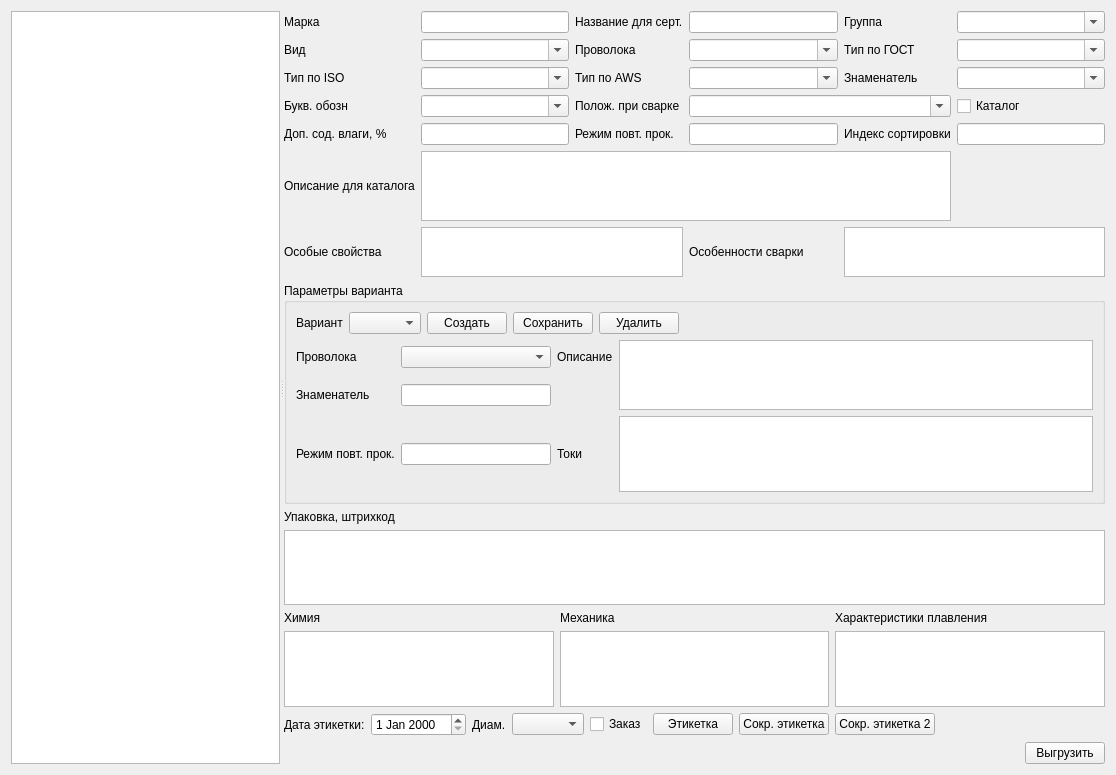
The window that formmark.ui (Sergeyego/el_sert) describes before a commit, drawn with Qt 5.
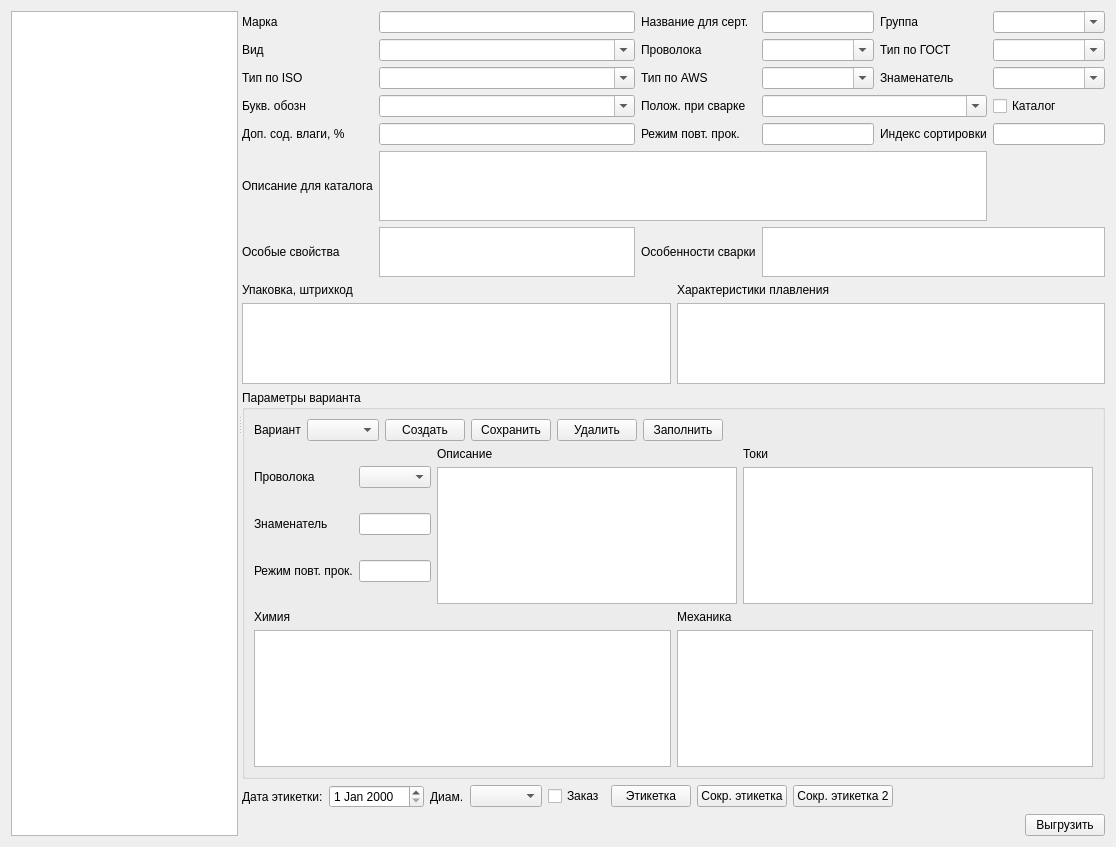
The same window after the commit. Custom widgets are drawn as their Qt base class.

Patch:
```diff
--- a/formmark.ui
+++ b/formmark.ui
@@ -7,7 +7,7 @@
     <x>0</x>
     <y>0</y>
     <width>1116</width>
-    <height>775</height>
+    <height>847</height>
    </rect>
   </property>
   <property name="windowTitle">
@@ -269,7 +269,7 @@
            </property>
           </widget>
          </item>
-         <item row="6" column="1" colspan="2">
+         <item row="6" column="1">
           <widget class="QPlainTextEdit" name="plainTextEditDescrSpec">
            <property name="maximumSize">
             <size>
@@ -279,7 +279,7 @@
            </property>
           </widget>
          </item>
-         <item row="6" column="3">
+         <item row="6" column="2">
           <widget class="QLabel" name="label_22">
            <property name="sizePolicy">
             <sizepolicy hsizetype="Maximum" vsizetype="Preferred">
@@ -292,7 +292,7 @@
            </property>
           </widget>
          </item>
-         <item row="6" column="4" colspan="2">
+         <item row="6" column="3" colspan="3">
           <widget class="QPlainTextEdit" name="plainTextEditDescrFeature">
            <property name="maximumSize">
             <size>
@@ -304,12 +304,44 @@
          </item>
         </layout>
        </item>
+       <item>
+        <layout class="QHBoxLayout" name="horizontalLayout_3">
+         <item>
+          <layout class="QVBoxLayout" name="verticalLayout_3">
+           <item>
+            <widget class="QLabel" name="label_24">
+             <property name="text">
+              <string>Упаковка, штрихкод</string>
+             </property>
+            </widget>
+           </item>
+           <item>
+            <widget class="DbViewer" name="tableViewPack"/>
+           </item>
+          </layout>
+         </item>
+         <item>
+          <layout class="QVBoxLayout" name="verticalLayout_7">
+           <item>
+            <widget class="QLabel" name="label_23">
+             <property name="text">
+              <string>Характеристики плавления</string>
+             </property>
+            </widget>
+           </item>
+           <item>
+            <widget class="DbViewer" name="tableViewPlav"/>
+           </item>
+          </layout>
+         </item>
+        </layout>
+       </item>
        <item>
         <widget class="QGroupBox" name="groupBoxVar">
          <property name="title">
           <string>Параметры варианта</string>
          </property>
-         <layout class="QVBoxLayout" name="verticalLayout_8">
+         <layout class="QVBoxLayout" name="verticalLayout_9">
           <item>
            <layout class="QHBoxLayout" name="horizontalLayout_6">
             <item>
@@ -343,6 +375,13 @@
               </property>
              </widget>
             </item>
+            <item>
+             <widget class="QPushButton" name="pushButtonCopy">
+              <property name="text">
+               <string>Заполнить</string>
+              </property>
+             </widget>
+            </item>
             <item>
              <spacer name="horizontalSpacer_2">
               <property name="orientation">
@@ -359,6 +398,8 @@
            </layout>
           </item>
           <item>
+           <layout class="QHBoxLayout" name="horizontalLayout">
+            <item>
            <layout class="QGridLayout" name="gridLayout_2">
             <item row="0" column="0">
              <widget class="QLabel" name="label_20">
@@ -370,13 +411,6 @@
             <item row="0" column="1">
              <widget class="QComboBox" name="comboBoxProvVar"/>
             </item>
-            <item row="0" column="2">
-             <widget class="QLabel" name="label_27">
-              <property name="text">
-               <string>Описание</string>
-              </property>
-             </widget>
-            </item>
             <item row="1" column="0">
              <widget class="QLabel" name="label_26">
               <property name="text">
@@ -411,45 +445,55 @@
               </property>
              </widget>
             </item>
-            <item row="0" column="3" rowspan="2">
-             <widget class="QPlainTextEdit" name="plainTextEditDescr"/>
+             </layout>
             </item>
-            <item row="2" column="2">
+            <item>
+             <layout class="QVBoxLayout" name="verticalLayout_4">
+              <item>
+               <widget class="QLabel" name="label_27">
+                <property name="text">
+                 <string>Описание</string>
+                </property>
+               </widget>
+              </item>
+              <item>
+               <widget class="QPlainTextEdit" name="plainTextEditDescr">
+                <property name="minimumSize">
+                 <size>
+                  <width>300</width>
+                  <height>0</height>
+                 </size>
+                </property>
+               </widget>
+              </item>
+             </layout>
+            </item>
+            <item>
+             <layout class="QVBoxLayout" name="verticalLayout_8">
+              <item>
              <widget class="QLabel" name="label_19">
               <property name="text">
                <string>Токи</string>
               </property>
              </widget>
             </item>
-            <item row="2" column="3">
-             <widget class="DbViewer" name="tableViewAmp"/>
-            </item>
-           </layout>
-          </item>
-         </layout>
-        </widget>
+              <item>
+               <widget class="DbViewer" name="tableViewAmp">
+                <property name="minimumSize">
+                 <size>
+                  <width>350</width>
+                  <height>0</height>
+                 </size>
+                </property>
+               </widget>
+              </item>
+             </layout>
+            </item>
+           </layout>
        </item>
        <item>
         <layout class="QHBoxLayout" name="horizontalLayout_2">
          <item>
-          <layout class="QVBoxLayout" name="verticalLayout_3">
-           <item>
-            <widget class="QLabel" name="label_24">
-             <property name="text">
-              <string>Упаковка, штрихкод</string>
-             </property>
-            </widget>
-           </item>
-           <item>
-            <widget class="DbViewer" name="tableViewPack"/>
-           </item>
-          </layout>
-         </item>
-        </layout>
-       </item>
-       <item>
-        <layout class="QHBoxLayout" name="horizontalLayout">
-         <item>
           <layout class="QVBoxLayout" name="verticalLayout">
            <item>
             <widget class="QLabel" name="label_17">
@@ -477,28 +521,10 @@
            </item>
           </layout>
          </item>
-         <item>
-          <layout class="QVBoxLayout" name="verticalLayout_7">
-           <item>
-            <widget class="QLabel" name="label_23">
-             <property name="text">
-              <string>Характеристики плавления</string>
-             </property>
-            </widget>
-           </item>
-           <item>
-            <widget class="DbViewer" name="tableViewPlav">
-             <property name="maximumSize">
-              <size>
-               <width>16777215</width>
-               <height>200</height>
-              </size>
-             </property>
-            </widget>
-           </item>
           </layout>
          </item>
         </layout>
+        </widget>
        </item>
        <item>
         <layout class="QHBoxLayout" name="horizontalLayoutLabel">
@@ -596,16 +622,16 @@
   </layout>
  </widget>
  <customwidgets>
-  <customwidget>
-   <class>DateEdit</class>
-   <extends>QDateEdit</extends>
-   <header>db/dbviewer.h</header>
-  </customwidget>
   <customwidget>
    <class>DbViewer</class>
    <extends>QTableView</extends>
    <header>db/dbviewer.h</header>
   </customwidget>
+  <customwidget>
+   <class>DateEdit</class>
+   <extends>QDateEdit</extends>
+   <header>db/dbviewer.h</header>
+  </customwidget>
  </customwidgets>
  <tabstops>
   <tabstop>tableViewMark</tabstop>
```
Lines whose indentation alone changed are shown as unchanged.
